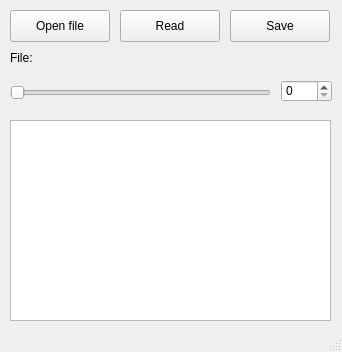
The window that mainwindow.ui (ib1za/PrimFirmwareTest) describes before a commit, drawn with Qt 5.
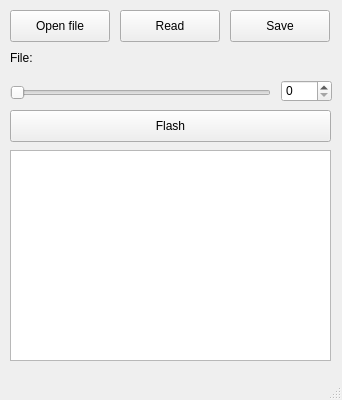
The same window after the commit.

```diff
--- a/mainwindow.ui
+++ b/mainwindow.ui
@@ -7,7 +7,7 @@
     <x>0</x>
     <y>0</y>
     <width>342</width>
-    <height>352</height>
+    <height>400</height>
    </rect>
   </property>
   <property name="windowTitle">
@@ -57,9 +57,9 @@
     <property name="geometry">
      <rect>
       <x>10</x>
-      <y>120</y>
+      <y>150</y>
       <width>321</width>
-      <height>201</height>
+      <height>211</height>
      </rect>
     </property>
    </widget>
@@ -99,6 +99,19 @@
      </rect>
     </property>
    </widget>
+   <widget class="QPushButton" name="pushButton">
+    <property name="geometry">
+     <rect>
+      <x>10</x>
+      <y>110</y>
+      <width>321</width>
+      <height>32</height>
+     </rect>
+    </property>
+    <property name="text">
+     <string>Flash</string>
+    </property>
+   </widget>
   </widget>
   <widget class="QStatusBar" name="statusbar"/>
   <action name="action123">
```
